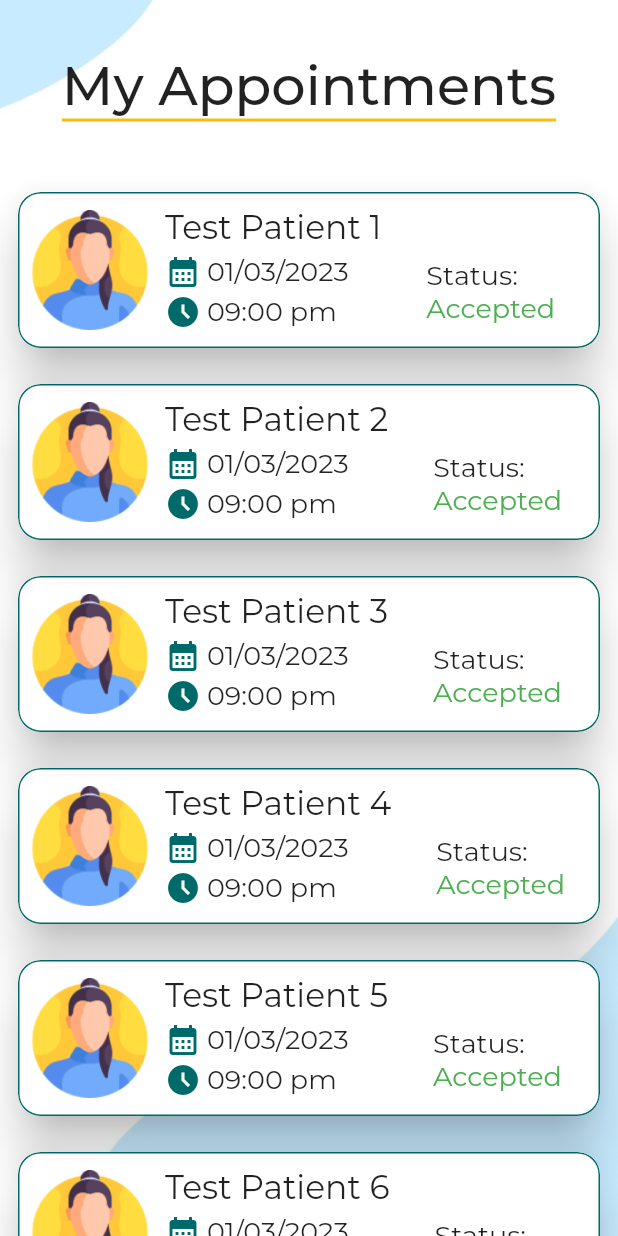
After one commit to Jaffar17/Raabta---Final-Year-Project, a Flutter app: the AppointmentCounsellor screen opened directly, on a phone screen of 412 x 824 dp. The commit adds this screen. Run offline on Flutter 3.47's test engine with Material 2 defaults, Android fonts, the phone set to English and light mode, and no system bars; our stand-ins replace dropdown_textfield.

Commit message:
Appointment and patient individual screen

```diff
--- /dev/null
+++ b/lib/Counsellor/appointment_counsellor.dart
@@ -0,0 +1,237 @@
+import 'package:flutter/material.dart';
+
+class AppointmentCounsellor extends StatefulWidget {
+  const AppointmentCounsellor({Key? key}) : super(key: key);
+
+  @override
+  State<AppointmentCounsellor> createState() => _AppointmentCounsellorState();
+}
+
+class _AppointmentCounsellorState extends State<AppointmentCounsellor> {
+
+  List<Appointments> appointment = [
+    Appointments(
+        name: "Test Patient 1",
+        picture: "assets/images/ProfilePic.png",
+        date: "01/03/2023",
+        time: "09:00 pm",
+        status: "Accepted"),
+    Appointments(
+        name: "Test Patient 2",
+        picture: "assets/images/ProfilePic.png",
+        date: "01/03/2023",
+        time: "09:00 pm",
+        status: "Accepted"),
+    Appointments(
+        name: "Test Patient 3",
+        picture: "assets/images/ProfilePic.png",
+        date: "01/03/2023",
+        time: "09:00 pm",
+        status: "Accepted"),
+    Appointments(
+        name: "Test Patient 4",
+        picture: "assets/images/ProfilePic.png",
+        date: "01/03/2023",
+        time: "09:00 pm",
+        status: "Accepted"),
+    Appointments(
+        name: "Test Patient 5",
+        picture: "assets/images/ProfilePic.png",
+        date: "01/03/2023",
+        time: "09:00 pm",
+        status: "Accepted"),
+    Appointments(
+        name: "Test Patient 6",
+        picture: "assets/images/ProfilePic.png",
+        date: "01/03/2023",
+        time: "09:00 pm",
+        status: "Accepted"),
+  ];
+
+  @override
+  Widget build(BuildContext context) {
+    return SafeArea(
+      child: Scaffold(
+        body: SingleChildScrollView(
+          child: Container(
+            width: MediaQuery.of(context).size.width,
+            height: MediaQuery.of(context).size.height,
+            decoration: BoxDecoration(
+                image: DecorationImage(
+                    image: AssetImage("assets/images/Background.jpeg"),
+                    fit: BoxFit.cover)),
+            child: Column(
+              children: [
+                Padding(
+                  padding: const EdgeInsets.only(
+                      top: 35, bottom: 35, right: 20, left: 20),
+                  child: Container(
+                    decoration: BoxDecoration(
+                        border: Border(
+                            bottom: BorderSide(
+                                color: Color(0xFFF6BD12), width: 2))),
+                    child: Text(
+                      "My Appointments",
+                      style: TextStyle(
+                        fontSize: 36,
+                        fontFamily: "MontserratMedium",
+                        fontWeight: FontWeight.w500,
+                      ),
+                    ),
+                  ),
+                ),
+                Expanded(
+                  child: ListView.builder(
+                    shrinkWrap: true,
+                    physics: ClampingScrollPhysics(),
+                    scrollDirection: Axis.vertical,
+                    itemCount: appointment.length,
+                    itemBuilder: (BuildContext context, int index) {
+                      return Column(
+                        children: [
+                          Card(
+                            elevation: 14.0,
+                            shape: RoundedRectangleBorder(
+                                side: const BorderSide(
+                                    color: Color(0xFF006A6A), width: 1.0),
+                                borderRadius: BorderRadius.circular(15)),
+                            clipBehavior: Clip.antiAlias,
+                            margin: const EdgeInsets.all(12.0),
+                            child: Row(
+                              mainAxisAlignment: MainAxisAlignment.start,
+                              crossAxisAlignment: CrossAxisAlignment.center,
+                              children: [
+                                Padding(
+                                  padding: const EdgeInsets.only(
+                                      top: 12, bottom: 12, right: 10, left: 8),
+                                  child: CircleAvatar(
+                                    backgroundColor: Color(0xFFffffff),
+                                    radius: 40,
+                                    child: Image.asset(
+                                      appointment[index].picture,
+                                    ),
+                                  ),
+                                ),
+                                Row(
+                                  mainAxisAlignment: MainAxisAlignment.center,
+                                  crossAxisAlignment: CrossAxisAlignment.center,
+                                  children: [
+                                    Column(
+                                      mainAxisAlignment: MainAxisAlignment.center,
+                                      crossAxisAlignment:
+                                      CrossAxisAlignment.start,
+                                      children: [
+                                        Padding(
+                                          padding: const EdgeInsets.only(
+                                              top: 3, bottom: 4),
+                                          child: Text(
+                                            appointment[index].name,
+                                            // listData.data[position].title,
+                                            style: TextStyle(
+                                              fontSize: 22.0,
+                                              fontWeight: FontWeight.w500,
+                                            ),
+                                          ),
+                                        ),
+                                        Row(
+                                          children: [
+                                            Icon(
+                                              Icons.calendar_month_sharp,
+                                              color: Color(0xFF006A6A),
+                                            ),
+                                            Padding(
+                                              padding:
+                                              const EdgeInsets.only(left: 4),
+                                              child: Text(
+                                                appointment[index].date,
+                                                // listData.data[position].title,
+                                                style: TextStyle(
+                                                  fontSize: 18.0,
+                                                  fontWeight: FontWeight.w500,
+                                                ),
+                                              ),
+                                            ),
+                                          ],
+                                        ),
+                                        Padding(
+                                          padding: const EdgeInsets.only(
+                                              top: 3, bottom: 5),
+                                          child: Row(
+                                            children: [
+                                              Icon(Icons.access_time_filled,
+                                                  color: Color(0xFF006A6A)),
+                                              Padding(
+                                                padding: const EdgeInsets.only(
+                                                    left: 4),
+                                                child: Text(
+                                                  appointment[index].time,
+                                                  // listData.data[position].title,
+                                                  style: TextStyle(
+                                                    fontSize: 18.0,
+                                                    fontWeight: FontWeight.w500,
+                                                  ),
+                                                ),
+                                              ),
+                                            ],
+                                          ),
+                                        ),
+                                      ],
+                                    ),
+                                    Padding(
+                                      padding: const EdgeInsets.only(
+                                          top: 30, left: 30),
+                                      child: Column(
+                                        mainAxisAlignment: MainAxisAlignment.end,
+                                        crossAxisAlignment:
+                                        CrossAxisAlignment.start,
+                                        children: [
+                                          Text(
+                                            "Status:",
+                                            style: TextStyle(
+                                              fontSize: 18.0,
+                                              fontWeight: FontWeight.w500,
+                                            ),
+                                          ),
+                                          Text(
+                                            appointment[index].status,
+                                            style: TextStyle(
+                                                fontSize: 18.0,
+                                                fontWeight: FontWeight.w500,
+                                                color: Colors.green),
+                                          )
+                                        ],
+                                      ),
+                                    )
+                                  ],
+                                ),
+                              ],
+                            ),
+                          ),
+                        ],
+                      );
+                    },
+                  ),
+                ),
+              ],
+            ),
+          ),
+        ),
+      ),
+    );
+  }
+}
+
+class Appointments {
+  String name;
+  String picture;
+  String date;
+  String time;
+  String status;
+
+  Appointments(
+      {required this.name,
+        required this.picture,
+        required this.date,
+        required this.time,
+        required this.status});
+}
--- a/lib/Counsellor/login_counsellor.dart
+++ b/lib/Counsellor/login_counsellor.dart
@@ -1,4 +1,5 @@
 import 'package:flutter/material.dart';
+import 'package:raabta_fyp/Counsellor/appointment_counsellor.dart';
 import 'package:raabta_fyp/Counsellor/home_counsellor.dart';
 import 'package:raabta_fyp/Counsellor/viewprofile_counsellor.dart';
 
```
Also changed, not shown: lib/Counsellor/home_counsellor.dart (+11 -3 lines), lib/Counsellor/patient_counsellor.dart (added, +167 -0 lines).
